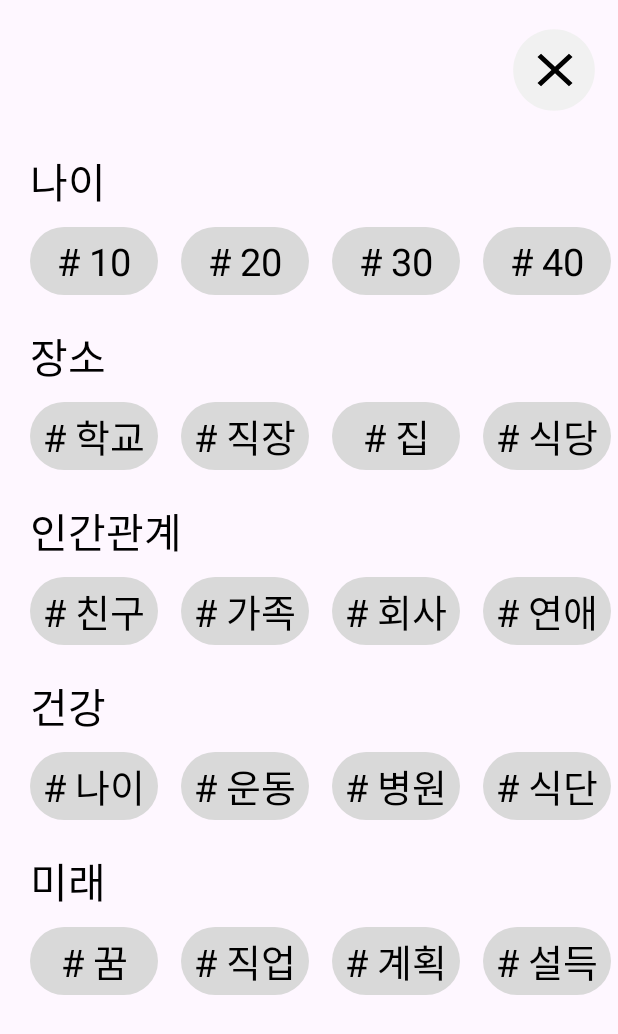
After one commit to audgns10/AppJam, an Android app: the layout activity_category.xml on its own in the app's theme, with its tools: preview values and no code run, on a phone screen of 412 x 824 dp. The commit adds this screen. Shown: the top 1034 px of the screen. Run offline under Robolectric (Android 15) with nearby library versions, the phone set to English and light mode, and no system bars.

Commit message:
카테고리 화면 구현

```diff
--- a/app/src/main/java/com/example/appjam/WorryActivity.kt
+++ b/app/src/main/java/com/example/appjam/WorryActivity.kt
@@ -12,12 +12,15 @@ class WorryActivity : AppCompatActivity() {
 
     lateinit var navigationView: NavigationView
     lateinit var drawerLayout: DrawerLayout
-    @SuppressLint("MissingInflatedId")
+
+    @SuppressLint("MissingInflatedId", "WrongViewCast")
     override fun onCreate(savedInstanceState: Bundle?) {
         super.onCreate(savedInstanceState)
         setContentView(R.layout.activity_worry)
 
         val imageView: ImageView = findViewById(R.id.profile)
         imageView.setImageResource(R.drawable.baseline_person_24)
+
+        val menuBar: ImageView = findViewById(R.id.menuBar)
     }
 }
--- /dev/null
+++ b/app/src/main/java/com/example/appjam/category.kt
@@ -0,0 +1,11 @@
+package com.example.appjam
+
+import androidx.appcompat.app.AppCompatActivity
+import android.os.Bundle
+
+class category : AppCompatActivity() {
+    override fun onCreate(savedInstanceState: Bundle?) {
+        super.onCreate(savedInstanceState)
+        setContentView(R.layout.activity_category)
+    }
+}
--- /dev/null
+++ b/app/src/main/res/drawable/baseline_clear_24.xml
@@ -0,0 +1,5 @@
+<vector android:height="24dp" android:tint="#000000"
+    android:viewportHeight="24" android:viewportWidth="24"
+    android:width="24dp" xmlns:android="http://schemas.android.com/apk/res/android">
+    <path android:fillColor="@android:color/white" android:pathData="M19,6.41L17.59,5 12,10.59 6.41,5 5,6.41 10.59,12 5,17.59 6.41,19 12,13.41 17.59,19 19,17.59 13.41,12z"/>
+</vector>
--- /dev/null
+++ b/app/src/main/res/drawable/category_circle.xml
@@ -0,0 +1,7 @@
+<?xml version="1.0" encoding="utf-8"?>
+
+<shape xmlns:android="http://schemas.android.com/apk/res/android">
+    <solid android:color="#D9D9D9"/>
+    <corners android:radius="300dp" />
+    <size android:width="350dp" android:height="200dp"/>
+</shape>
--- /dev/null
+++ b/app/src/main/res/drawable/pressed_category_circle.xml
@@ -0,0 +1,7 @@
+<?xml version="1.0" encoding="utf-8"?>
+
+<shape xmlns:android="http://schemas.android.com/apk/res/android">
+    <solid android:color="#1384B3"/>
+    <corners android:radius="300dp" />
+    <size android:width="350dp" android:height="200dp"/>
+</shape>
--- /dev/null
+++ b/app/src/main/res/layout/activity_category.xml
@@ -0,0 +1,367 @@
+<?xml version="1.0" encoding="utf-8"?>
+<RelativeLayout xmlns:android="http://schemas.android.com/apk/res/android"
+    xmlns:app="http://schemas.android.com/apk/res-auto"
+    xmlns:tools="http://schemas.android.com/tools"
+    android:layout_width="match_parent"
+    android:layout_height="match_parent"
+    tools:context=".category">
+
+    <RelativeLayout
+        android:layout_width="wrap_content"
+        android:layout_height="wrap_content"
+        android:layout_margin="10dp"
+        android:layout_alignParentEnd="true">
+
+        <ImageView
+            android:layout_width="65dp"
+            android:layout_height="65dp"
+            android:layout_marginTop="4dp"
+            android:background="@drawable/baseline_circle_24"/>
+
+        <ImageView
+            android:layout_width="40dp"
+            android:layout_height="37dp"
+            android:background="@drawable/baseline_clear_24"
+            android:layout_marginLeft="13dp"
+            android:layout_marginTop="18dp"/>
+
+    </RelativeLayout>
+
+    <RelativeLayout
+        android:layout_width="wrap_content"
+        android:layout_height="wrap_content"
+        android:layout_marginTop="100dp"
+        android:layout_marginLeft="20dp">
+
+<!--        나이-->
+        <TextView
+            android:id="@+id/ageTitle"
+            android:layout_width="wrap_content"
+            android:layout_height="wrap_content"
+            android:text="나이"
+            android:textSize="27dp"
+            android:textColor="#000000"/>
+
+        <RelativeLayout
+            android:layout_below="@+id/ageTitle"
+            android:id="@+id/age"
+            android:layout_width="match_parent"
+            android:layout_height="wrap_content"
+            android:layout_marginTop="10dp"
+            android:layout_marginBottom="20dp">
+
+            <LinearLayout
+                android:layout_width="match_parent"
+                android:layout_height="wrap_content">
+
+                <TextView
+                    android:layout_width="85dp"
+                    android:layout_height="45dp"
+                    android:layout_marginRight="15dp"
+                    android:background="@drawable/category_circle"
+                    android:text="# 10"
+                    android:textColor="#000000"
+                    android:textSize="25dp"
+                    android:gravity="center"/>
+
+                <TextView
+                    android:layout_width="85dp"
+                    android:layout_height="45dp"
+                    android:layout_marginRight="15dp"
+                    android:background="@drawable/category_circle"
+                    android:text="# 20"
+                    android:textColor="#000000"
+                    android:textSize="25dp"
+                    android:gravity="center"/>
+
+                <TextView
+                    android:layout_width="85dp"
+                    android:layout_height="45dp"
+                    android:layout_marginRight="15dp"
+                    android:background="@drawable/category_circle"
+                    android:text="# 30"
+                    android:textColor="#000000"
+                    android:textSize="25dp"
+                    android:gravity="center"/>
+
+                <TextView
+                    android:layout_width="85dp"
+                    android:layout_height="45dp"
+                    android:layout_marginRight="15dp"
+                    android:background="@drawable/category_circle"
+                    android:text="# 40"
+                    android:textColor="#000000"
+                    android:textSize="25dp"
+                    android:gravity="center"/>
+
+            </LinearLayout>
+
+        </RelativeLayout>
+
+<!--        장소-->
+        <TextView
+            android:id="@+id/placeTitle"
+            android:layout_width="wrap_content"
+            android:layout_height="wrap_content"
+            android:text="장소"
+            android:textSize="27dp"
+            android:textColor="#000000"
+            android:layout_below="@+id/age"/>
+
+        <RelativeLayout
+            android:layout_below="@+id/placeTitle"
+            android:id="@+id/place"
+            android:layout_width="match_parent"
+            android:layout_height="wrap_content"
+            android:layout_marginTop="10dp"
+            android:layout_marginBottom="20dp">
+
+            <LinearLayout
+                android:layout_width="match_parent"
+                android:layout_height="wrap_content">
+
+                <TextView
+                    android:layout_width="85dp"
+                    android:layout_height="45dp"
+                    android:layout_marginRight="15dp"
+                    android:background="@drawable/category_circle"
+                    android:text="# 학교"
+                    android:textColor="#000000"
+                    android:textSize="25dp"
+                    android:gravity="center"/>
+
+                <TextView
+                    android:layout_width="85dp"
+                    android:layout_height="45dp"
+                    android:layout_marginRight="15dp"
+                    android:background="@drawable/category_circle"
+                    android:text="# 직장"
+                    android:textColor="#000000"
+                    android:textSize="25dp"
+                    android:gravity="center"/>
+
+                <TextView
+                    android:layout_width="85dp"
+                    android:layout_height="45dp"
+                    android:layout_marginRight="15dp"
+                    android:background="@drawable/category_circle"
+                    android:text="# 집"
+                    android:textColor="#000000"
+                    android:textSize="25dp"
+                    android:gravity="center"/>
+
+                <TextView
+                    android:layout_width="85dp"
+                    android:layout_height="45dp"
+                    android:layout_marginRight="15dp"
+                    android:background="@drawable/category_circle"
+                    android:text="# 식당"
+                    android:textColor="#000000"
+                    android:textSize="25dp"
+                    android:gravity="center"/>
+
+            </LinearLayout>
+
+        </RelativeLayout>
+
+<!--        인간관계-->
+        <TextView
+            android:id="@+id/relationshipTitle"
+            android:layout_width="wrap_content"
+            android:layout_height="wrap_content"
+            android:text="인간관계"
+            android:textSize="27dp"
+            android:textColor="#000000"
+            android:layout_below="@+id/place"/>
+
+        <RelativeLayout
+            android:layout_below="@+id/relationshipTitle"
+            android:id="@+id/relationship"
+            android:layout_width="match_parent"
+            android:layout_height="wrap_content"
+            android:layout_marginTop="10dp"
+            android:layout_marginBottom="20dp">
+
+            <LinearLayout
+                android:layout_width="match_parent"
+                android:layout_height="wrap_content">
+
+                <TextView
+                    android:layout_width="85dp"
+                    android:layout_height="45dp"
+                    android:layout_marginRight="15dp"
+                    android:background="@drawable/category_circle"
+                    android:text="# 친구"
+                    android:textColor="#000000"
+                    android:textSize="25dp"
+                    android:gravity="center"/>
+
+                <TextView
+                    android:layout_width="85dp"
+                    android:layout_height="45dp"
+                    android:layout_marginRight="15dp"
+                    android:background="@drawable/category_circle"
+                    android:text="# 가족"
+                    android:textColor="#000000"
+                    android:textSize="25dp"
+                    android:gravity="center"/>
+
+                <TextView
+                    android:layout_width="85dp"
+                    android:layout_height="45dp"
+                    android:layout_marginRight="15dp"
+                    android:background="@drawable/category_circle"
+                    android:text="# 회사"
+                    android:textColor="#000000"
+                    android:textSize="25dp"
+                    android:gravity="center"/>
+
+                <TextView
+                    android:layout_width="85dp"
+                    android:layout_height="45dp"
+                    android:layout_marginRight="15dp"
+                    android:background="@drawable/category_circle"
+                    android:text="# 연애"
+                    android:textColor="#000000"
+                    android:textSize="25dp"
+                    android:gravity="center"/>
+
+            </LinearLayout>
+
+        </RelativeLayout>
+
+<!--        건강-->
+        <TextView
+            android:id="@+id/healthTitle"
+            android:layout_width="wrap_content"
+            android:layout_height="wrap_content"
+            android:text="건강"
+            android:textSize="27dp"
+            android:textColor="#000000"
+            android:layout_below="@+id/relationship"/>
+
+        <RelativeLayout
+            android:layout_below="@+id/healthTitle"
+            android:id="@+id/health"
+            android:layout_width="match_parent"
+            android:layout_height="wrap_content"
+            android:layout_marginTop="10dp"
+            android:layout_marginBottom="20dp">
+
+            <LinearLayout
+                android:layout_width="match_parent"
+                android:layout_height="wrap_content">
+
+                <TextView
+                    android:layout_width="85dp"
+                    android:layout_height="45dp"
+                    android:layout_marginRight="15dp"
+                    android:background="@drawable/category_circle"
+                    android:text="# 나이"
+                    android:textColor="#000000"
+                    android:textSize="25dp"
+                    android:gravity="center"/>
+
+                <TextView
+                    android:layout_width="85dp"
+                    android:layout_height="45dp"
+                    android:layout_marginRight="15dp"
+                    android:background="@drawable/category_circle"
+                    android:text="# 운동"
+                    android:textColor="#000000"
+                    android:textSize="25dp"
+                    android:gravity="center"/>
+
+                <TextView
+                    android:layout_width="85dp"
+                    android:layout_height="45dp"
+                    android:layout_marginRight="15dp"
+                    android:background="@drawable/category_circle"
+                    android:text="# 병원"
+                    android:textColor="#000000"
+                    android:textSize="25dp"
+                    android:gravity="center"/>
+
+                <TextView
+                    android:layout_width="85dp"
+                    android:layout_height="45dp"
+                    android:layout_marginRight="15dp"
+                    android:background="@drawable/category_circle"
+                    android:text="# 식단"
+                    android:textColor="#000000"
+                    android:textSize="25dp"
+                    android:gravity="center"/>
+
+            </LinearLayout>
+
+        </RelativeLayout>
+
+<!--        미래-->
+        <TextView
+            android:id="@+id/futureTitle"
+            android:layout_width="wrap_content"
+            android:layout_height="wrap_content"
+            android:text="미래"
+            android:textSize="27dp"
+            android:textColor="#000000"
+            android:layout_below="@+id/health"/>
+
+        <RelativeLayout
+            android:layout_below="@+id/futureTitle"
+            android:id="@+id/future"
+            android:layout_width="match_parent"
+            android:layout_height="wrap_content"
+            android:layout_marginTop="10dp"
+            android:layout_marginBottom="20dp">
+
+            <LinearLayout
+                android:layout_width="match_parent"
+                android:layout_height="wrap_content">
+
+                <TextView
+                    android:layout_width="85dp"
+                    android:layout_height="45dp"
+                    android:layout_marginRight="15dp"
+                    android:background="@drawable/category_circle"
+                    android:text="# 꿈"
+                    android:textColor="#000000"
+                    android:textSize="25dp"
+                    android:gravity="center"/>
+
+                <TextView
+                    android:layout_width="85dp"
+                    android:layout_height="45dp"
+                    android:layout_marginRight="15dp"
+                    android:background="@drawable/category_circle"
+                    android:text="# 직업"
+                    android:textColor="#000000"
+                    android:textSize="25dp"
+                    android:gravity="center"/>
+
+                <TextView
+                    android:layout_width="85dp"
+                    android:layout_height="45dp"
+                    android:layout_marginRight="15dp"
+                    android:background="@drawable/category_circle"
+                    android:text="# 계획"
+                    android:textColor="#000000"
+                    android:textSize="25dp"
+                    android:gravity="center"/>
+
+                <TextView
+                    android:layout_width="85dp"
+                    android:layout_height="45dp"
+                    android:layout_marginRight="15dp"
+                    android:background="@drawable/category_circle"
+                    android:text="# 설득"
+                    android:textColor="#000000"
+                    android:textSize="25dp"
+                    android:gravity="center"/>
+
+            </LinearLayout>
+
+        </RelativeLayout>
+
+    </RelativeLayout>
+
+</RelativeLayout>
--- a/app/src/main/res/layout/activity_worry.xml
+++ b/app/src/main/res/layout/activity_worry.xml
@@ -12,21 +12,25 @@
         android:layout_height="wrap_content">
 
         <RelativeLayout
+            android:id="@+id/menuBar"
             android:layout_width="wrap_content"
             android:layout_height="wrap_content"
             android:layout_margin="10dp">
 
             <ImageView
-                android:layout_width="70dp"
-                android:layout_height="70dp"
+                android:layout_width="65dp"
+                android:layout_height="65dp"
                 android:layout_marginTop="4dp"
                 android:background="@drawable/baseline_circle_24"/>
 
             <ImageView
                 android:layout_width="wrap_content"
                 android:layout_height="37dp"
-                android:background="@drawable/round_dehaze_24"
-                android:layout_margin="22dp"/>
+                android:layout_marginStart="20dp"
+                android:layout_marginTop="20dp"
+                android:layout_marginEnd="20dp"
+                android:layout_marginBottom="20dp"
+                android:background="@drawable/round_dehaze_24" />
 
         </RelativeLayout>
 
@@ -37,8 +41,8 @@
 
             <ImageView
                 android:id="@+id/profile"
-                android:layout_width="70dp"
-                android:layout_height="70dp"
+                android:layout_width="65dp"
+                android:layout_height="65dp"
                 android:layout_marginTop="4dp"
                 android:background="@drawable/baseline_circle_24"
                 android:layout_alignParentEnd="true"/>
```
